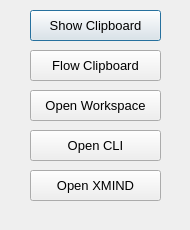
The window that VFC1.0/tools/.vfctools/VFCtoolbar.ui (RedHorseVR/VFC) describes before a commit, drawn with Qt 5.
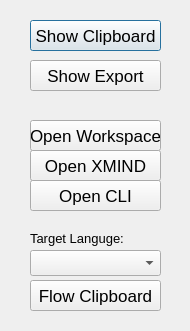
The same window after the commit.

Patch:
```diff
--- a/VFC1.0/tools/.vfctools/VFCtoolbar.ui
+++ b/VFC1.0/tools/.vfctools/VFCtoolbar.ui
@@ -7,19 +7,19 @@
     <x>0</x>
     <y>0</y>
     <width>190</width>
-    <height>230</height>
+    <height>331</height>
    </rect>
   </property>
   <property name="font">
    <font>
-    <pointsize>10</pointsize>
+    <pointsize>13</pointsize>
    </font>
   </property>
   <widget class="QPushButton" name="showClipboard">
    <property name="geometry">
     <rect>
      <x>30</x>
-     <y>10</y>
+     <y>20</y>
      <width>131</width>
      <height>31</height>
     </rect>
@@ -32,7 +32,7 @@
    <property name="geometry">
     <rect>
      <x>30</x>
-     <y>90</y>
+     <y>120</y>
      <width>131</width>
      <height>31</height>
     </rect>
@@ -45,7 +45,7 @@
    <property name="geometry">
     <rect>
      <x>30</x>
-     <y>50</y>
+     <y>280</y>
      <width>131</width>
      <height>31</height>
     </rect>
@@ -58,7 +58,7 @@
    <property name="geometry">
     <rect>
      <x>30</x>
-     <y>130</y>
+     <y>180</y>
      <width>131</width>
      <height>31</height>
     </rect>
@@ -71,7 +71,7 @@
    <property name="geometry">
     <rect>
      <x>30</x>
-     <y>170</y>
+     <y>150</y>
      <width>131</width>
      <height>31</height>
     </rect>
@@ -80,6 +80,50 @@
     <string>Open XMIND</string>
    </property>
   </widget>
+  <widget class="QComboBox" name="comboBox">
+   <property name="geometry">
+    <rect>
+     <x>30</x>
+     <y>250</y>
+     <width>131</width>
+     <height>26</height>
+    </rect>
+   </property>
+  </widget>
+  <widget class="QLabel" name="label">
+   <property name="geometry">
+    <rect>
+     <x>30</x>
+     <y>230</y>
+     <width>131</width>
+     <height>16</height>
+    </rect>
+   </property>
+   <property name="font">
+    <font>
+     <pointsize>10</pointsize>
+    </font>
+   </property>
+   <property name="text">
+    <string>Target Languge:</string>
+   </property>
+   <property name="textFormat">
+    <enum>Qt::PlainText</enum>
+   </property>
+  </widget>
+  <widget class="QPushButton" name="showExport">
+   <property name="geometry">
+    <rect>
+     <x>30</x>
+     <y>60</y>
+     <width>131</width>
+     <height>31</height>
+    </rect>
+   </property>
+   <property name="text">
+    <string>Show Export</string>
+   </property>
+  </widget>
  </widget>
  <resources/>
  <connections/>
```
